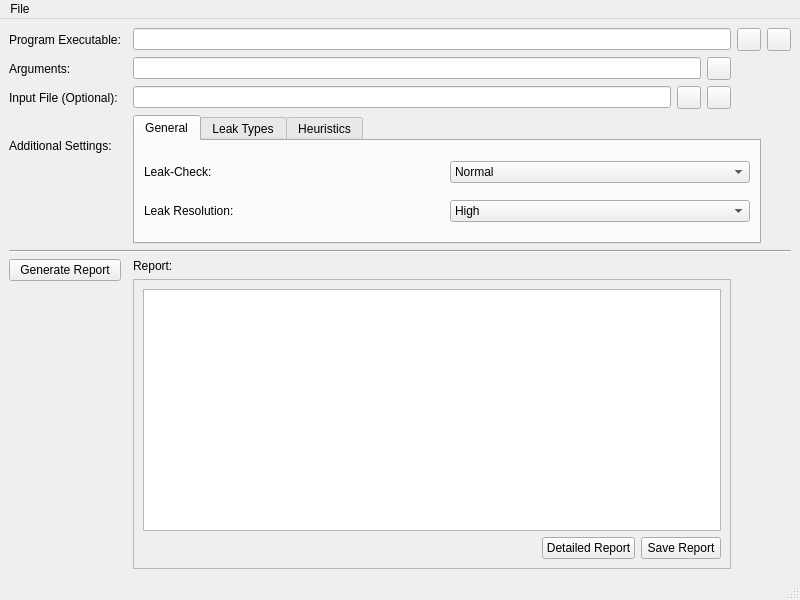
Qt form mainwindow.ui (ganelonhb/qbeef) before a commit.
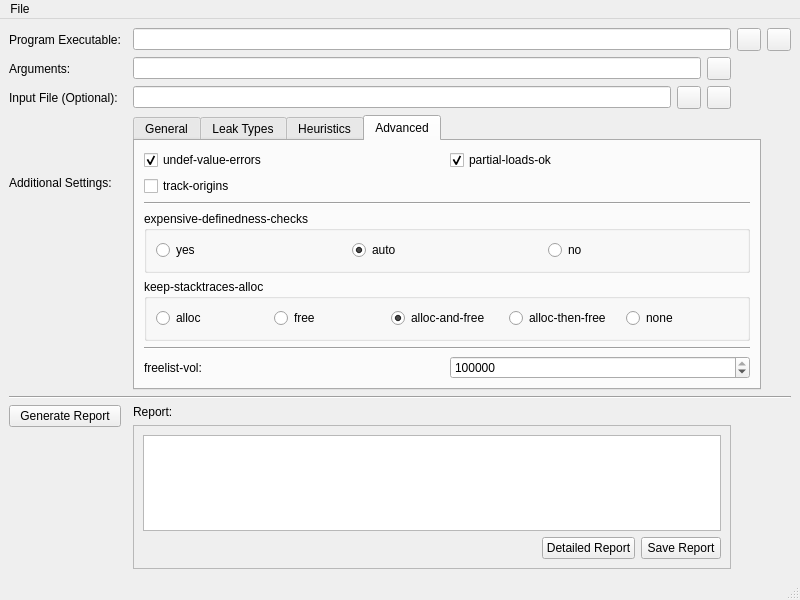
The same form after that commit. Icons and pictures are not drawn.

Commit message: added more advanced options and their default values

Patch:
```diff
--- a/mainwindow.ui
+++ b/mainwindow.ui
@@ -303,7 +303,7 @@
        <bool>false</bool>
       </property>
       <property name="currentIndex">
-       <number>0</number>
+       <number>3</number>
       </property>
       <widget class="QWidget" name="tabWidgetSettingsPage1" native="true">
        <attribute name="title">
@@ -525,6 +525,151 @@
         </item>
        </layout>
       </widget>
+      <widget class="QWidget" name="tab_3">
+       <attribute name="title">
+        <string>Advanced</string>
+       </attribute>
+       <layout class="QGridLayout" name="gridLayout_5">
+        <item row="4" column="1" colspan="2">
+         <widget class="QGroupBox" name="groupBoxExpensiveDef">
+          <property name="title">
+           <string>expensive-definedness-checks</string>
+          </property>
+          <layout class="QHBoxLayout" name="horizontalLayout_4">
+           <item>
+            <widget class="QRadioButton" name="radioButtonExpensiveDefYes">
+             <property name="text">
+              <string>yes</string>
+             </property>
+            </widget>
+           </item>
+           <item>
+            <widget class="QRadioButton" name="radioButtonExpensiveDefAuto">
+             <property name="text">
+              <string>auto</string>
+             </property>
+             <property name="checked">
+              <bool>true</bool>
+             </property>
+            </widget>
+           </item>
+           <item>
+            <widget class="QRadioButton" name="radioButtonExpensiveDefNo">
+             <property name="text">
+              <string>no</string>
+             </property>
+            </widget>
+           </item>
+          </layout>
+         </widget>
+        </item>
+        <item row="3" column="1" colspan="2">
+         <widget class="Line" name="line_4">
+          <property name="orientation">
+           <enum>Qt::Horizontal</enum>
+          </property>
+         </widget>
+        </item>
+        <item row="0" column="2">
+         <widget class="QCheckBox" name="checkBoxPartialLoads">
+          <property name="text">
+           <string>partial-loads-ok</string>
+          </property>
+          <property name="checked">
+           <bool>true</bool>
+          </property>
+         </widget>
+        </item>
+        <item row="1" column="1">
+         <widget class="QCheckBox" name="checkBoxTrackOrigins">
+          <property name="text">
+           <string>track-origins</string>
+          </property>
+         </widget>
+        </item>
+        <item row="5" column="1" colspan="2">
+         <widget class="QGroupBox" name="groupBoxKeepStack">
+          <property name="title">
+           <string>keep-stacktraces-alloc</string>
+          </property>
+          <layout class="QHBoxLayout" name="horizontalLayout_5">
+           <item>
+            <widget class="QRadioButton" name="radioButtonKeepStackAlloc">
+             <property name="text">
+              <string>alloc</string>
+             </property>
+            </widget>
+           </item>
+           <item>
+            <widget class="QRadioButton" name="radioButtonKeepStackFree">
+             <property name="text">
+              <string>free</string>
+             </property>
+            </widget>
+           </item>
+           <item>
+            <widget class="QRadioButton" name="radioButtonKeepStackAllocAndFree">
+             <property name="text">
+              <string>alloc-and-free</string>
+             </property>
+             <property name="checked">
+              <bool>true</bool>
+             </property>
+            </widget>
+           </item>
+           <item>
+            <widget class="QRadioButton" name="radioButtonKeepStackAllocThenFree">
+             <property name="text">
+              <string>alloc-then-free</string>
+             </property>
+            </widget>
+           </item>
+           <item>
+            <widget class="QRadioButton" name="radioButtonKeepStackNone">
+             <property name="text">
+              <string>none</string>
+             </property>
+            </widget>
+           </item>
+          </layout>
+         </widget>
+        </item>
+        <item row="7" column="2">
+         <widget class="QSpinBox" name="spinBoxFreelistVol">
+          <property name="maximum">
+           <number>999999999</number>
+          </property>
+          <property name="value">
+           <number>20000000</number>
+          </property>
+         </widget>
+        </item>
+        <item row="6" column="1" colspan="2">
+         <widget class="Line" name="line_5">
+          <property name="orientation">
+           <enum>Qt::Horizontal</enum>
+          </property>
+         </widget>
+        </item>
+        <item row="0" column="1">
+         <widget class="QCheckBox" name="checkBoxUndefValue">
+          <property name="text">
+           <string>undef-value-errors</string>
+          </property>
+          <property name="checked">
+           <bool>true</bool>
+          </property>
+         </widget>
+        </item>
+        <item row="7" column="1">
+         <widget class="QLabel" name="labelFreelistVol">
+          <property name="text">
+           <string>freelist-vol:</string>
+          </property>
+         </widget>
+        </item>
+       </layout>
+      </widget>
      </widget>
     </item>
    </layout>
```
Left out of the diff: 240 changed lines with no effect on the pictures.
